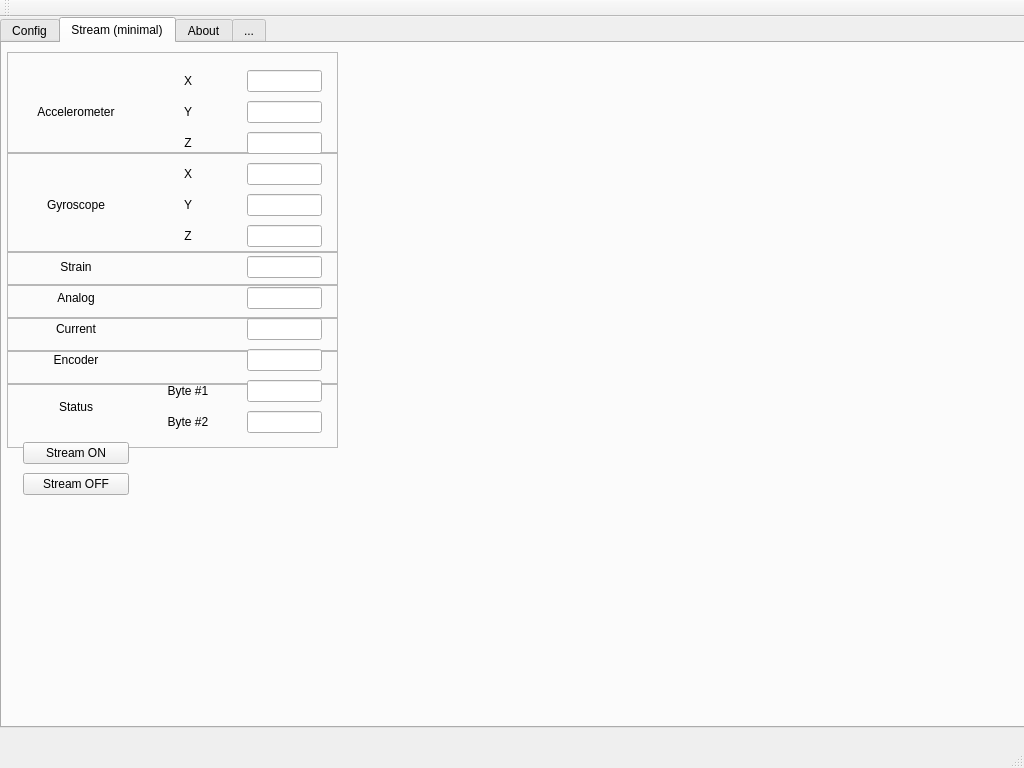
Above: execute-gui-1/mainwindow.ui from JFDuval/FlexSEA before the change. Below: the same form after it.
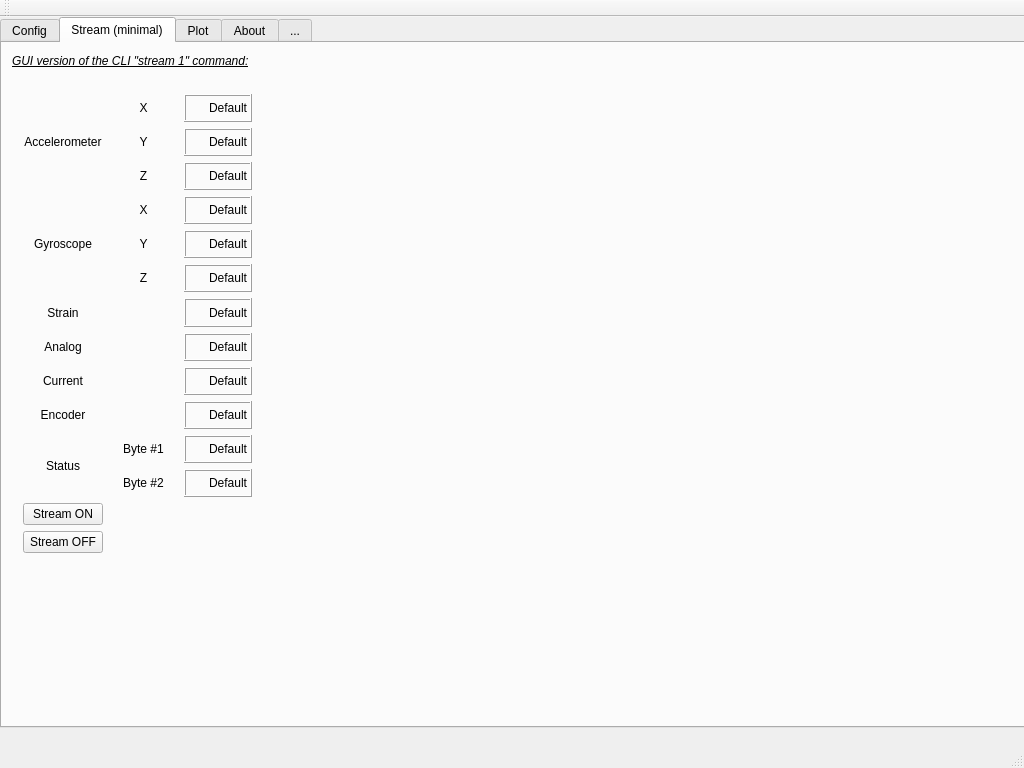
That is the form after the change. The open tabs and pages were chosen to show the change. Custom widgets are drawn as their Qt base class.

Commit message: Major update of the FlexSEA-GUI

```diff
--- a/execute-gui-1/mainwindow.ui
+++ b/execute-gui-1/mainwindow.ui
@@ -142,19 +142,7 @@
          </property>
         </widget>
        </item>
-       <item row="6" column="2">
-        <widget class="QLabel" name="label_4">
-         <property name="font">
-          <font>
-           <italic>true</italic>
-          </font>
-         </property>
-         <property name="text">
-          <string>ex.: &quot;mylog_01012016.csv&quot;</string>
-         </property>
-        </widget>
-       </item>
-       <item row="7" column="0">
+       <item row="10" column="0">
         <widget class="QPushButton" name="openLogButton">
          <property name="text">
           <string>Open log</string>
@@ -319,9 +307,9 @@
       <property name="geometry">
        <rect>
         <x>10</x>
-        <y>13</y>
-        <width>321</width>
-        <height>458</height>
+        <y>40</y>
+        <width>251</width>
+        <height>481</height>
        </rect>
       </property>
       <layout class="QGridLayout" name="gridLayout_2">
@@ -338,34 +326,6 @@
          </property>
         </widget>
        </item>
-       <item row="11" column="2">
-        <widget class="QLineEdit" name="disp_stat2">
-         <property name="sizePolicy">
-          <sizepolicy hsizetype="Fixed" vsizetype="Fixed">
-           <horstretch>0</horstretch>
-           <verstretch>0</verstretch>
-          </sizepolicy>
-         </property>
-         <property name="minimumSize">
-          <size>
-           <width>25</width>
-           <height>0</height>
-          </size>
-         </property>
-         <property name="maximumSize">
-          <size>
-           <width>75</width>
-           <height>16777215</height>
-          </size>
-         </property>
-         <property name="baseSize">
-          <size>
-           <width>0</width>
-           <height>0</height>
-          </size>
-         </property>
-        </widget>
-       </item>
        <item row="0" column="0" rowspan="3">
         <widget class="QLabel" name="label">
          <property name="layoutDirection">
@@ -402,34 +362,6 @@
          </property>
         </widget>
        </item>
-       <item row="1" column="2">
-        <widget class="QLineEdit" name="disp_accy">
-         <property name="sizePolicy">
-          <sizepolicy hsizetype="Fixed" vsizetype="Fixed">
-           <horstretch>0</horstretch>
-           <verstretch>0</verstretch>
-          </sizepolicy>
-         </property>
-         <property name="minimumSize">
-          <size>
-           <width>25</width>
-           <height>0</height>
-          </size>
-         </property>
-         <property name="maximumSize">
-          <size>
-           <width>75</width>
-           <height>16777215</height>
-          </size>
-         </property>
-         <property name="baseSize">
-          <size>
-           <width>200</width>
-           <height>0</height>
-          </size>
-         </property>
-        </widget>
-       </item>
        <item row="10" column="1">
         <widget class="QLabel" name="label_16">
          <property name="text">
@@ -463,34 +395,6 @@
          </property>
         </widget>
        </item>
-       <item row="8" column="2">
-        <widget class="QLineEdit" name="disp_current">
-         <property name="sizePolicy">
-          <sizepolicy hsizetype="Fixed" vsizetype="Fixed">
-           <horstretch>0</horstretch>
-           <verstretch>0</verstretch>
-          </sizepolicy>
-         </property>
-         <property name="minimumSize">
-          <size>
-           <width>25</width>
-           <height>0</height>
-          </size>
-         </property>
-         <property name="maximumSize">
-          <size>
-           <width>75</width>
-           <height>16777215</height>
-          </size>
-         </property>
-         <property name="baseSize">
-          <size>
-           <width>0</width>
-           <height>0</height>
-          </size>
-         </property>
-        </widget>
-       </item>
        <item row="0" column="1">
         <widget class="QLabel" name="label_2">
          <property name="text">
@@ -501,56 +405,6 @@
          </property>
         </widget>
        </item>
-       <item row="6" column="2">
-        <widget class="QLineEdit" name="disp_strain">
-         <property name="sizePolicy">
-          <sizepolicy hsizetype="Fixed" vsizetype="Fixed">
-           <horstretch>0</horstretch>
-           <verstretch>0</verstretch>
-          </sizepolicy>
-         </property>
-         <property name="minimumSize">
-          <size>
-           <width>25</width>
-           <height>0</height>
-          </size>
-         </property>
-         <property name="maximumSize">
-          <size>
-           <width>75</width>
-           <height>16777215</height>
-          </size>
-         </property>
-         <property name="baseSize">
-          <size>
-           <width>0</width>
-           <height>0</height>
-          </size>
-         </property>
-        </widget>
-       </item>
-       <item row="2" column="2">
-        <widget class="QLineEdit" name="disp_az">
-         <property name="sizePolicy">
-          <sizepolicy hsizetype="Fixed" vsizetype="Fixed">
-           <horstretch>0</horstretch>
-           <verstretch>0</verstretch>
-          </sizepolicy>
-         </property>
-         <property name="maximumSize">
-          <size>
-           <width>75</width>
-           <height>16777215</height>
-          </size>
-         </property>
-         <property name="baseSize">
-          <size>
-           <width>200</width>
-           <height>0</height>
-          </size>
-         </property>
-        </widget>
-       </item>
        <item row="1" column="1">
         <widget class="QLabel" name="label_5">
          <property name="text">
@@ -561,34 +415,6 @@
          </property>
         </widget>
        </item>
-       <item row="9" column="2">
-        <widget class="QLineEdit" name="disp_enc">
-         <property name="sizePolicy">
-          <sizepolicy hsizetype="Fixed" vsizetype="Fixed">
-           <horstretch>0</horstretch>
-           <verstretch>0</verstretch>
-          </sizepolicy>
-         </property>
-         <property name="minimumSize">
-          <size>
-           <width>25</width>
-           <height>0</height>
-          </size>
-         </property>
-         <property name="maximumSize">
-          <size>
-           <width>75</width>
-           <height>16777215</height>
-          </size>
-         </property>
-         <property name="baseSize">
-          <size>
-           <width>0</width>
-           <height>0</height>
-          </size>
-         </property>
-        </widget>
-       </item>
        <item row="7" column="0">
         <widget class="QLabel" name="label_12">
          <property name="layoutDirection">
@@ -612,62 +438,6 @@
          </property>
         </widget>
        </item>
-       <item row="0" column="2">
-        <widget class="QLineEdit" name="disp_accx">
-         <property name="sizePolicy">
-          <sizepolicy hsizetype="Fixed" vsizetype="Fixed">
-           <horstretch>0</horstretch>
-           <verstretch>0</verstretch>
-          </sizepolicy>
-         </property>
-         <property name="minimumSize">
-          <size>
-           <width>25</width>
-           <height>0</height>
-          </size>
-         </property>
-         <property name="maximumSize">
-          <size>
-           <width>75</width>
-           <height>16777215</height>
-          </size>
-         </property>
-         <property name="baseSize">
-          <size>
-           <width>0</width>
-           <height>0</height>
-          </size>
-         </property>
-        </widget>
-       </item>
-       <item row="10" column="2">
-        <widget class="QLineEdit" name="disp_stat1">
-         <property name="sizePolicy">
-          <sizepolicy hsizetype="Fixed" vsizetype="Fixed">
-           <horstretch>0</horstretch>
-           <verstretch>0</verstretch>
-          </sizepolicy>
-         </property>
-         <property name="minimumSize">
-          <size>
-           <width>25</width>
-           <height>0</height>
-          </size>
-         </property>
-         <property name="maximumSize">
-          <size>
-           <width>75</width>
-           <height>16777215</height>
-          </size>
-         </property>
-         <property name="baseSize">
-          <size>
-           <width>0</width>
-           <height>0</height>
-          </size>
-         </property>
-        </widget>
-       </item>
        <item row="6" column="0">
         <widget class="QLabel" name="label_11">
          <property name="layoutDirection">
@@ -681,56 +451,6 @@
          </property>
         </widget>
        </item>
-       <item row="5" column="2">
-        <widget class="QLineEdit" name="disp_gyroz">
-         <property name="sizePolicy">
-          <sizepolicy hsizetype="Fixed" vsizetype="Fixed">
-           <horstretch>0</horstretch>
-           <verstretch>0</verstretch>
-          </sizepolicy>
-         </property>
-         <property name="maximumSize">
-          <size>
-           <width>75</width>
-           <height>16777215</height>
-          </size>
-         </property>
-         <property name="baseSize">
-          <size>
-           <width>200</width>
-           <height>0</height>
-          </size>
-         </property>
-        </widget>
-       </item>
-       <item row="7" column="2">
-        <widget class="QLineEdit" name="disp_ana">
-         <property name="sizePolicy">
-          <sizepolicy hsizetype="Fixed" vsizetype="Fixed">
-           <horstretch>0</horstretch>
-           <verstretch>0</verstretch>
-          </sizepolicy>
-         </property>
-         <property name="minimumSize">
-          <size>
-           <width>25</width>
-           <height>0</height>
-          </size>
-         </property>
-         <property name="maximumSize">
-          <size>
-           <width>75</width>
-           <height>16777215</height>
-          </size>
-         </property>
-         <property name="baseSize">
-          <size>
-           <width>0</width>
-           <height>0</height>
-          </size>
-         </property>
-        </widget>
-       </item>
        <item row="8" column="0">
         <widget class="QLabel" name="label_13">
          <property name="layoutDirection">
@@ -761,62 +481,6 @@
          </property>
         </widget>
        </item>
-       <item row="4" column="2">
-        <widget class="QLineEdit" name="disp_gyroy">
-         <property name="sizePolicy">
-          <sizepolicy hsizetype="Fixed" vsizetype="Fixed">
-           <horstretch>0</horstretch>
-           <verstretch>0</verstretch>
-          </sizepolicy>
-         </property>
-         <property name="minimumSize">
-          <size>
-           <width>25</width>
-           <height>0</height>
-          </size>
-         </property>
-         <property name="maximumSize">
-          <size>
-           <width>75</width>
-           <height>16777215</height>
-          </size>
-         </property>
-         <property name="baseSize">
-          <size>
-           <width>200</width>
-           <height>0</height>
-          </size>
-         </property>
-        </widget>
-       </item>
-       <item row="3" column="2">
-        <widget class="QLineEdit" name="disp_gyrox">
-         <property name="sizePolicy">
-          <sizepolicy hsizetype="Fixed" vsizetype="Fixed">
-           <horstretch>0</horstretch>
-           <verstretch>0</verstretch>
-          </sizepolicy>
-         </property>
-         <property name="minimumSize">
-          <size>
-           <width>25</width>
-           <height>0</height>
-          </size>
-         </property>
-         <property name="maximumSize">
-          <size>
-           <width>75</width>
-           <height>16777215</height>
-          </size>
-         </property>
-         <property name="baseSize">
-          <size>
-           <width>0</width>
-           <height>0</height>
-          </size>
-         </property>
-        </widget>
-       </item>
        <item row="2" column="1">
         <widget class="QLabel" name="label_6">
          <property name="text">
@@ -834,128 +498,318 @@
          </property>
         </widget>
        </item>
+       <item row="9" column="2">
+        <widget class="QLabel" name="disp_enc">
+         <property name="autoFillBackground">
+          <bool>false</bool>
+         </property>
+         <property name="frameShape">
+          <enum>QFrame::Box</enum>
+         </property>
+         <property name="frameShadow">
+          <enum>QFrame::Raised</enum>
+         </property>
+         <property name="lineWidth">
+          <number>1</number>
+         </property>
+         <property name="text">
+          <string>Default</string>
+         </property>
+         <property name="alignment">
+          <set>Qt::AlignRight|Qt::AlignTrailing|Qt::AlignVCenter</set>
+         </property>
+        </widget>
+       </item>
+       <item row="0" column="2">
+        <widget class="QLabel" name="disp_accx">
+         <property name="autoFillBackground">
+          <bool>false</bool>
+         </property>
+         <property name="frameShape">
+          <enum>QFrame::Box</enum>
+         </property>
+         <property name="frameShadow">
+          <enum>QFrame::Raised</enum>
+         </property>
+         <property name="lineWidth">
+          <number>1</number>
+         </property>
+         <property name="text">
+          <string>Default</string>
+         </property>
+         <property name="alignment">
+          <set>Qt::AlignRight|Qt::AlignTrailing|Qt::AlignVCenter</set>
+         </property>
+        </widget>
+       </item>
+       <item row="1" column="2">
+        <widget class="QLabel" name="disp_accy">
+         <property name="autoFillBackground">
+          <bool>false</bool>
+         </property>
+         <property name="frameShape">
+          <enum>QFrame::Box</enum>
+         </property>
+         <property name="frameShadow">
+          <enum>QFrame::Raised</enum>
+         </property>
+         <property name="lineWidth">
+          <number>1</number>
+         </property>
+         <property name="text">
+          <string>Default</string>
+         </property>
+         <property name="alignment">
+          <set>Qt::AlignRight|Qt::AlignTrailing|Qt::AlignVCenter</set>
+         </property>
+        </widget>
+       </item>
+       <item row="2" column="2">
+        <widget class="QLabel" name="disp_accz">
+         <property name="autoFillBackground">
+          <bool>false</bool>
+         </property>
+         <property name="frameShape">
+          <enum>QFrame::Box</enum>
+         </property>
+         <property name="frameShadow">
+          <enum>QFrame::Raised</enum>
+         </property>
+         <property name="lineWidth">
+          <number>1</number>
+         </property>
+         <property name="text">
+          <string>Default</string>
+         </property>
+         <property name="alignment">
+          <set>Qt::AlignRight|Qt::AlignTrailing|Qt::AlignVCenter</set>
+         </property>
+        </widget>
+       </item>
+       <item row="3" column="2">
+        <widget class="QLabel" name="disp_gyrox">
+         <property name="autoFillBackground">
+          <bool>false</bool>
+         </property>
+         <property name="frameShape">
+          <enum>QFrame::Box</enum>
+         </property>
+         <property name="frameShadow">
+          <enum>QFrame::Raised</enum>
+         </property>
+         <property name="lineWidth">
+          <number>1</number>
+         </property>
+         <property name="text">
+          <string>Default</string>
+         </property>
+         <property name="alignment">
+          <set>Qt::AlignRight|Qt::AlignTrailing|Qt::AlignVCenter</set>
+         </property>
+        </widget>
+       </item>
+       <item row="4" column="2">
+        <widget class="QLabel" name="disp_gyroy">
+         <property name="autoFillBackground">
+          <bool>false</bool>
+         </property>
+         <property name="frameShape">
+          <enum>QFrame::Box</enum>
+         </property>
+         <property name="frameShadow">
+          <enum>QFrame::Raised</enum>
+         </property>
+         <property name="lineWidth">
+          <number>1</number>
+         </property>
+         <property name="text">
+          <string>Default</string>
+         </property>
+         <property name="alignment">
+          <set>Qt::AlignRight|Qt::AlignTrailing|Qt::AlignVCenter</set>
+         </property>
+        </widget>
+       </item>
+       <item row="5" column="2">
+        <widget class="QLabel" name="disp_gyroz">
+         <property name="autoFillBackground">
+          <bool>false</bool>
+         </property>
+         <property name="frameShape">
+          <enum>QFrame::Box</enum>
+         </property>
+         <property name="frameShadow">
+          <enum>QFrame::Raised</enum>
+         </property>
+         <property name="lineWidth">
+          <number>1</number>
+         </property>
+         <property name="text">
+          <string>Default</string>
+         </property>
+         <property name="alignment">
+          <set>Qt::AlignRight|Qt::AlignTrailing|Qt::AlignVCenter</set>
+         </property>
+        </widget>
+       </item>
+       <item row="6" column="2">
+        <widget class="QLabel" name="disp_strain">
+         <property name="autoFillBackground">
+          <bool>false</bool>
+         </property>
+         <property name="frameShape">
+          <enum>QFrame::Box</enum>
+         </property>
+         <property name="frameShadow">
+          <enum>QFrame::Raised</enum>
+         </property>
+         <property name="lineWidth">
+          <number>1</number>
+         </property>
+         <property name="text">
+          <string>Default</string>
+         </property>
+         <property name="alignment">
+          <set>Qt::AlignRight|Qt::AlignTrailing|Qt::AlignVCenter</set>
+         </property>
+        </widget>
+       </item>
+       <item row="7" column="2">
+        <widget class="QLabel" name="disp_ana">
+         <property name="autoFillBackground">
+          <bool>false</bool>
+         </property>
+         <property name="frameShape">
+          <enum>QFrame::Box</enum>
+         </property>
+         <property name="frameShadow">
+          <enum>QFrame::Raised</enum>
+         </property>
+         <property name="lineWidth">
+          <number>1</number>
+         </property>
+         <property name="text">
+          <string>Default</string>
+         </property>
+         <property name="alignment">
+          <set>Qt::AlignRight|Qt::AlignTrailing|Qt::AlignVCenter</set>
+         </property>
+        </widget>
+       </item>
+       <item row="8" column="2">
+        <widget class="QLabel" name="disp_current">
+         <property name="autoFillBackground">
+          <bool>false</bool>
+         </property>
+         <property name="frameShape">
+          <enum>QFrame::Box</enum>
+         </property>
+         <property name="frameShadow">
+          <enum>QFrame::Raised</enum>
+         </property>
+         <property name="lineWidth">
+          <number>1</number>
+         </property>
+         <property name="text">
+          <string>Default</string>
+         </property>
+         <property name="alignment">
+          <set>Qt::AlignRight|Qt::AlignTrailing|Qt::AlignVCenter</set>
+         </property>
+        </widget>
+       </item>
+       <item row="11" column="2">
+        <widget class="QLabel" name="disp_stat2">
+         <property name="autoFillBackground">
+          <bool>false</bool>
+         </property>
+         <property name="frameShape">
+          <enum>QFrame::Box</enum>
+         </property>
+         <property name="frameShadow">
+          <enum>QFrame::Raised</enum>
+         </property>
+         <property name="lineWidth">
+          <number>1</number>
+         </property>
+         <property name="text">
+          <string>Default</string>
+         </property>
+         <property name="alignment">
+          <set>Qt::AlignRight|Qt::AlignTrailing|Qt::AlignVCenter</set>
+         </property>
+        </widget>
+       </item>
+       <item row="10" column="2">
+        <widget class="QLabel" name="disp_stat1">
+         <property name="autoFillBackground">
+          <bool>false</bool>
+         </property>
+         <property name="frameShape">
+          <enum>QFrame::Box</enum>
+         </property>
+         <property name="frameShadow">
+          <enum>QFrame::Raised</enum>
+         </property>
+         <property name="lineWidth">
+          <number>1</number>
+         </property>
+         <property name="text">
+          <string>Default</string>
+         </property>
+         <property name="alignment">
+          <set>Qt::AlignRight|Qt::AlignTrailing|Qt::AlignVCenter</set>
+         </property>
+        </widget>
+       </item>
       </layout>
      </widget>
-     <widget class="QFrame" name="frame_3">
+     <widget class="QLabel" name="label_4">
       <property name="geometry">
        <rect>
-        <x>5</x>
-        <y>9</y>
-        <width>331</width>
-        <height>101</height>
+        <x>10</x>
+        <y>10</y>
+        <width>311</width>
+        <height>17</height>
        </rect>
       </property>
-      <property name="frameShape">
-       <enum>QFrame::StyledPanel</enum>
+      <property name="text">
+       <string>&lt;html&gt;&lt;head/&gt;&lt;body&gt;&lt;p&gt;&lt;span style=&quot; font-style:italic; text-decoration: underline;&quot;&gt;GUI version of the CLI &amp;quot;stream 1&amp;quot; command:&lt;/span&gt;&lt;/p&gt;&lt;/body&gt;&lt;/html&gt;</string>
       </property>
-      <property name="frameShadow">
-       <enum>QFrame::Raised</enum>
-      </property>
      </widget>
-     <widget class="QFrame" name="frame_4">
+    </widget>
+    <widget class="QWidget" name="plot">
+     <attribute name="title">
+      <string>Plot</string>
+     </attribute>
+     <widget class="QWidget" name="gridLayoutWidget_3">
       <property name="geometry">
        <rect>
-        <x>5</x>
-        <y>110</y>
-        <width>331</width>
-        <height>99</height>
+        <x>10</x>
+        <y>40</y>
+        <width>1001</width>
+        <height>531</height>
        </rect>
       </property>
-      <property name="frameShape">
-       <enum>QFrame::StyledPanel</enum>
-      </property>
-      <property name="frameShadow">
-       <enum>QFrame::Raised</enum>
-      </property>
+      <layout class="QGridLayout" name="gridLayout_3">
+       <item row="0" column="0">
+        <widget class="QCustomPlot" name="customPlot" native="true"/>
+       </item>
+      </layout>
      </widget>
-     <widget class="QFrame" name="frame_5">
+     <widget class="QLabel" name="label_21">
       <property name="geometry">
        <rect>
-        <x>5</x>
-        <y>209</y>
-        <width>331</width>
-        <height>33</height>
+        <x>10</x>
+        <y>10</y>
+        <width>311</width>
+        <height>17</height>
        </rect>
       </property>
-      <property name="frameShape">
-       <enum>QFrame::StyledPanel</enum>
+      <property name="text">
+       <string>&lt;html&gt;&lt;head/&gt;&lt;body&gt;&lt;p&gt;&lt;span style=&quot; font-style:italic; text-decoration: underline;&quot;&gt;First test: plotting encoder vs time&lt;/span&gt;&lt;/p&gt;&lt;/body&gt;&lt;/html&gt;</string>
       </property>
-      <property name="frameShadow">
-       <enum>QFrame::Raised</enum>
-      </property>
      </widget>
-     <widget class="QFrame" name="frame_6">
-      <property name="geometry">
-       <rect>
-        <x>5</x>
-        <y>242</y>
-        <width>331</width>
-        <height>33</height>
-       </rect>
-      </property>
-      <property name="frameShape">
-       <enum>QFrame::StyledPanel</enum>
-      </property>
-      <property name="frameShadow">
-       <enum>QFrame::Raised</enum>
-      </property>
-     </widget>
-     <widget class="QFrame" name="frame_7">
-      <property name="geometry">
-       <rect>
-        <x>5</x>
-        <y>275</y>
-        <width>331</width>
-        <height>33</height>
-       </rect>
-      </property>
-      <property name="frameShape">
-       <enum>QFrame::StyledPanel</enum>
-      </property>
-      <property name="frameShadow">
-       <enum>QFrame::Raised</enum>
-      </property>
-     </widget>
-     <widget class="QFrame" name="frame_8">
-      <property name="geometry">
-       <rect>
-        <x>5</x>
-        <y>308</y>
-        <width>331</width>
-        <height>33</height>
-       </rect>
-      </property>
-      <property name="frameShape">
-       <enum>QFrame::StyledPanel</enum>
-      </property>
-      <property name="frameShadow">
-       <enum>QFrame::Raised</enum>
-      </property>
-     </widget>
-     <widget class="QFrame" name="frame_9">
-      <property name="geometry">
-       <rect>
-        <x>5</x>
-        <y>341</y>
-        <width>331</width>
-        <height>64</height>
-       </rect>
-      </property>
-      <property name="frameShape">
-       <enum>QFrame::StyledPanel</enum>
-      </property>
-      <property name="frameShadow">
-       <enum>QFrame::Raised</enum>
-      </property>
-     </widget>
-     <zorder>frame_8</zorder>
-     <zorder>frame_5</zorder>
-     <zorder>frame_3</zorder>
-     <zorder>frame_7</zorder>
-     <zorder>frame_4</zorder>
-     <zorder>frame_6</zorder>
-     <zorder>frame_9</zorder>
-     <zorder>gridLayoutWidget_2</zorder>
     </widget>
     <widget class="QWidget" name="about">
      <attribute name="title">
@@ -1019,6 +873,14 @@
   <widget class="QStatusBar" name="statusBar"/>
  </widget>
  <layoutdefault spacing="6" margin="11"/>
+ <customwidgets>
+  <customwidget>
+   <class>QCustomPlot</class>
+   <extends>QWidget</extends>
+   <header>qcustomplot.h</header>
+   <container>1</container>
+  </customwidget>
+ </customwidgets>
  <resources/>
  <connections/>
 </ui>
```
Left out of the diff: 311 changed lines with no effect on the pictures. The commit also changes 7 other files.
